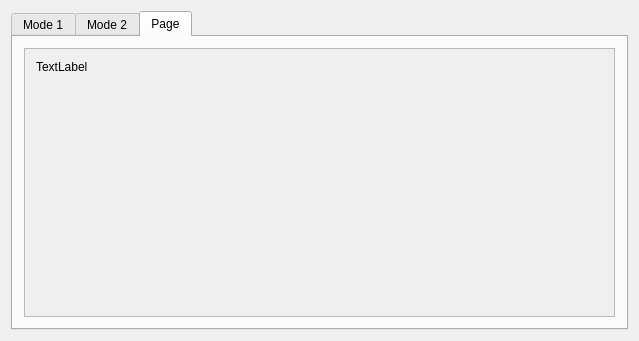
Old version of the form mainwindow.ui in the repository MusheghKh/TestingModule.
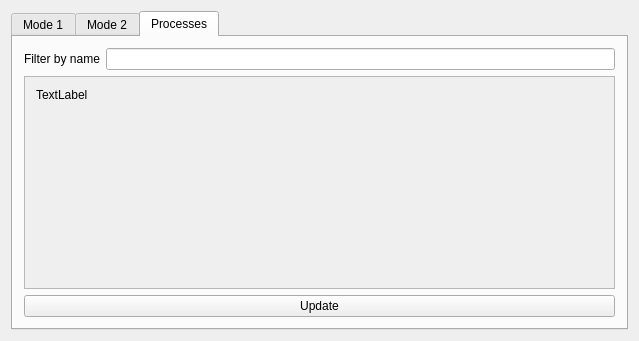
New version of the form.

Commit message: process list filter

The edit to the form file:
```diff
--- a/mainwindow.ui
+++ b/mainwindow.ui
@@ -170,10 +170,31 @@
       </widget>
       <widget class="QWidget" name="tab_3">
        <attribute name="title">
-        <string>Page</string>
+        <string>Processes</string>
        </attribute>
        <layout class="QGridLayout" name="gridLayout_2">
+        <item row="2" column="0">
+         <widget class="QPushButton" name="pushButton_3">
+          <property name="text">
+           <string>Update</string>
+          </property>
+         </widget>
+        </item>
         <item row="0" column="0">
+         <layout class="QHBoxLayout" name="horizontalLayout_8">
+          <item>
+           <widget class="QLabel" name="label">
+            <property name="text">
+             <string>Filter by name</string>
+            </property>
+           </widget>
+          </item>
+          <item>
+           <widget class="QLineEdit" name="lineEdit"/>
+          </item>
+         </layout>
+        </item>
+        <item row="1" column="0">
          <widget class="QScrollArea" name="scrollArea">
           <property name="widgetResizable">
            <bool>true</bool>
@@ -184,7 +205,7 @@
              <x>0</x>
              <y>0</y>
              <width>595</width>
-             <height>277</height>
+             <height>220</height>
             </rect>
            </property>
            <layout class="QGridLayout" name="gridLayout_3">
```
The commit also changes 5 other files.
